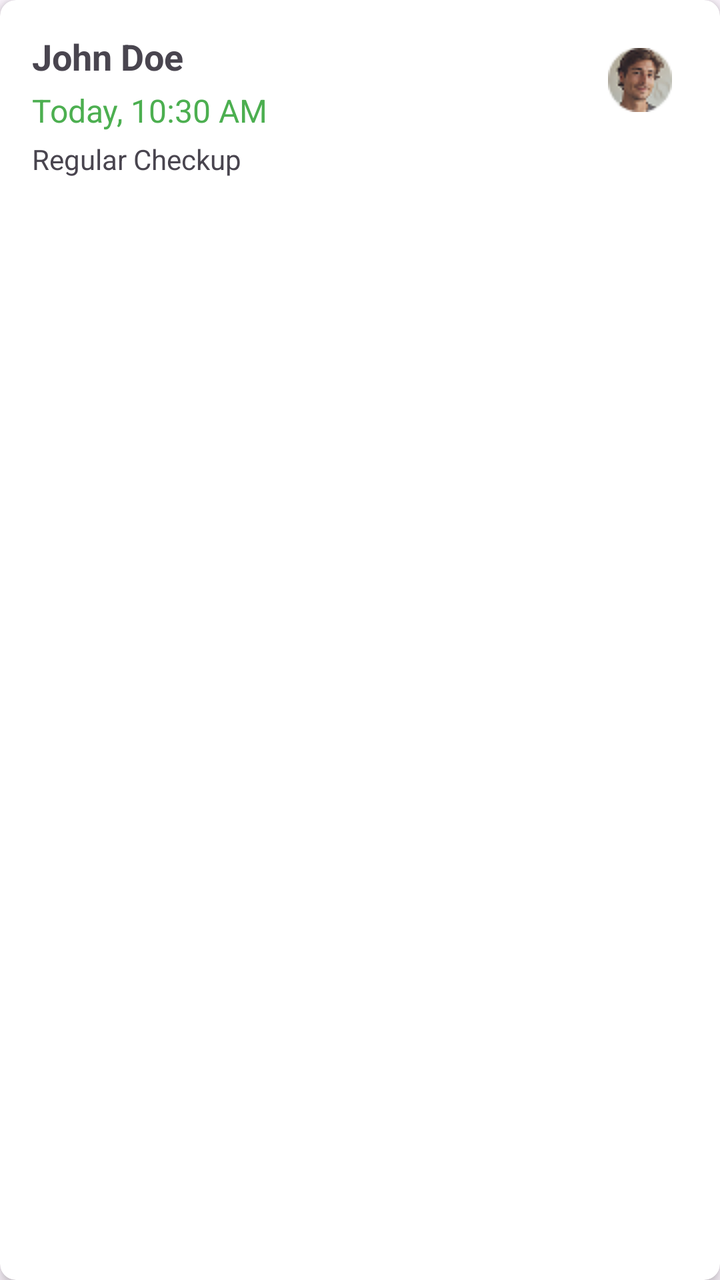
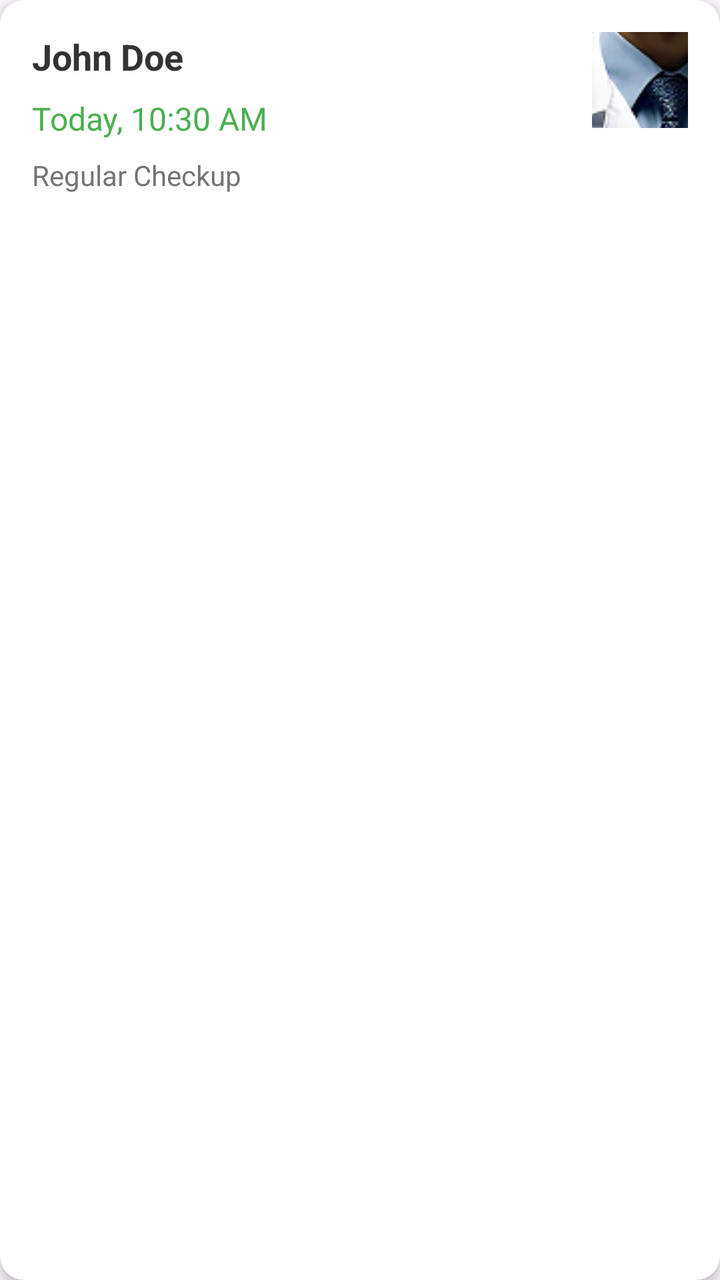

Before-and-after screenshots of an Android layout around one commit, followed by the original layout XML and the change that was made.
<!-- AndroidManifest.xml: application theme Theme.Med -->
<!-- res/layout/item_appointment.xml -->
<?xml version="1.0" encoding="utf-8"?>
<androidx.cardview.widget.CardView xmlns:android="http://schemas.android.com/apk/res/android"
    xmlns:app="http://schemas.android.com/apk/res-auto"
    android:layout_width="match_parent"
    android:layout_height="wrap_content"
    android:layout_margin="8dp"
    app:cardCornerRadius="8dp"
    app:cardElevation="4dp">

    <LinearLayout
        android:layout_width="match_parent"
        android:layout_height="wrap_content"
        android:orientation="horizontal"
        android:padding="16dp">

        <LinearLayout
            android:layout_width="0dp"
            android:layout_height="wrap_content"
            android:layout_weight="1"
            android:orientation="vertical">

            <TextView
                android:id="@+id/tvPatientName"
                android:layout_width="match_parent"
                android:layout_height="wrap_content"
                android:text="John Doe"
                android:textSize="18sp"
                android:textStyle="bold"/>

            <TextView
                android:id="@+id/tvAppointmentTime"
                android:layout_width="match_parent"
                android:layout_height="wrap_content"
                android:text="Today, 10:30 AM"
                android:textColor="#4CAF50"
                android:textSize="16sp"
                android:layout_marginTop="4dp"/>

            <TextView
                android:id="@+id/tvAppointmentReason"
                android:layout_width="match_parent"
                android:layout_height="wrap_content"
                android:text="Regular Checkup"
                android:textSize="14sp"
                android:layout_marginTop="4dp"/>
        </LinearLayout>

        <ImageButton
            android:id="@+id/btnViewPatient"
            android:layout_width="48dp"
            android:layout_height="48dp"
            android:background="?attr/selectableItemBackgroundBorderless"
            android:src="@drawable/frame"
            android:contentDescription="View Patient"
            android:padding="12dp"/>
    </LinearLayout>
</androidx.cardview.widget.CardView>
<!-- resources referenced by this layout -->
<resources>
  <!-- drawable frame: png bitmap (drawable, 2843 bytes) -->
  <style name="Theme.Med" parent="Base.Theme.Med" />
  <style name="Base.Theme.Med" parent="Theme.Material3.DayNight.NoActionBar">
          
          
      </style>
</resources>

<!-- the commit's change to res/layout/item_appointment.xml (unified diff, before → after) -->
@@ -4,14 +4,15 @@
     android:layout_width="match_parent"
     android:layout_height="wrap_content"
     android:layout_margin="8dp"
-    app:cardCornerRadius="8dp"
+    app:cardCornerRadius="12dp"
     app:cardElevation="4dp">
 
     <LinearLayout
         android:layout_width="match_parent"
         android:layout_height="wrap_content"
         android:orientation="horizontal"
-        android:padding="16dp">
+        android:padding="16dp"
+        android:background="?attr/selectableItemBackground">
 
         <LinearLayout
             android:layout_width="0dp"
@@ -25,7 +26,8 @@
                 android:layout_height="wrap_content"
                 android:text="John Doe"
                 android:textSize="18sp"
-                android:textStyle="bold"/>
+                android:textStyle="bold"
+                android:textColor="#333333"/>
 
             <TextView
                 android:id="@+id/tvAppointmentTime"
@@ -34,7 +36,7 @@
                 android:text="Today, 10:30 AM"
                 android:textColor="#4CAF50"
                 android:textSize="16sp"
-                android:layout_marginTop="4dp"/>
+                android:layout_marginTop="8dp"/>
 
             <TextView
                 android:id="@+id/tvAppointmentReason"
@@ -42,7 +44,8 @@
                 android:layout_height="wrap_content"
                 android:text="Regular Checkup"
                 android:textSize="14sp"
-                android:layout_marginTop="4dp"/>
+                android:textColor="#757575"
+                android:layout_marginTop="8dp"/>
         </LinearLayout>
 
         <ImageButton
@@ -50,8 +53,9 @@
             android:layout_width="48dp"
             android:layout_height="48dp"
             android:background="?attr/selectableItemBackgroundBorderless"
-            android:src="@drawable/frame"
-            android:contentDescription="View Patient"
-            android:padding="12dp"/>
+            android:src="@drawable/doc1"
+            android:contentDescription="View Doctor"
+            android:padding="12dp"
+            />
     </LinearLayout>
 </androidx.cardview.widget.CardView>
<!-- resource entries referenced after the edit -->
@@ -1,6 +1,6 @@
 <!-- resources referenced by this layout -->
 <resources>
-  <!-- drawable frame: png bitmap (drawable, 2843 bytes) -->
+  <!-- drawable doc1: png bitmap (drawable, 217730 bytes) -->
   <style name="Theme.Med" parent="Base.Theme.Med" />
   <style name="Base.Theme.Med" parent="Theme.Material3.DayNight.NoActionBar">
           
